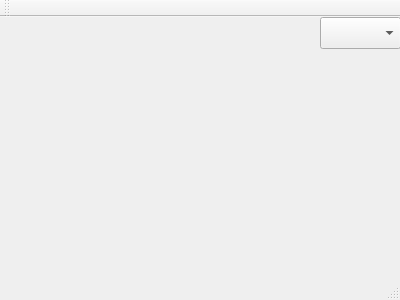
Old version of the form EditorFramework/mainwindow.ui in the repository fernandotelles/EditorFrameworkINF011.
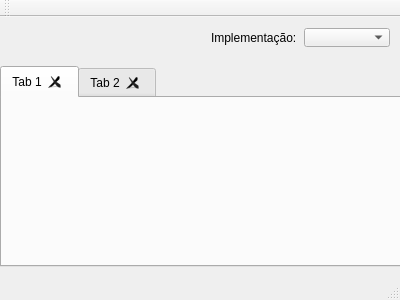
New version of the form.

Commit message: Combobox containing implementations added.

What changed in the file:
```diff
--- a/EditorFramework/mainwindow.ui
+++ b/EditorFramework/mainwindow.ui
@@ -14,15 +14,56 @@
    <string>MainWindow</string>
   </property>
   <widget class="QWidget" name="centralWidget">
-   <widget class="QComboBox" name="comboBox">
+   <widget class="QWidget" name="horizontalLayoutWidget">
     <property name="geometry">
      <rect>
-      <x>320</x>
+      <x>200</x>
       <y>0</y>
-      <width>81</width>
-      <height>32</height>
+      <width>201</width>
+      <height>41</height>
      </rect>
     </property>
+    <layout class="QHBoxLayout" name="horizontalLayout">
+     <item>
+      <widget class="QLabel" name="label">
+       <property name="text">
+        <string>Implementação:</string>
+       </property>
+      </widget>
+     </item>
+     <item>
+      <widget class="QComboBox" name="cbbImplementation"/>
+     </item>
+    </layout>
+   </widget>
+   <widget class="QTabWidget" name="tabWidget">
+    <property name="geometry">
+     <rect>
+      <x>0</x>
+      <y>49</y>
+      <width>401</width>
+      <height>201</height>
+     </rect>
+    </property>
+    <property name="currentIndex">
+     <number>0</number>
+    </property>
+    <property name="documentMode">
+     <bool>false</bool>
+    </property>
+    <property name="tabsClosable">
+     <bool>true</bool>
+    </property>
+    <widget class="QWidget" name="tab">
+     <attribute name="title">
+      <string>Tab 1</string>
+     </attribute>
+    </widget>
+    <widget class="QWidget" name="tab_2">
+     <attribute name="title">
+      <string>Tab 2</string>
+     </attribute>
+    </widget>
    </widget>
   </widget>
   <widget class="QMenuBar" name="menuBar">
```
Left out of the diff: 2 changed lines with no effect on the pictures. The commit also changes 8 other files.
